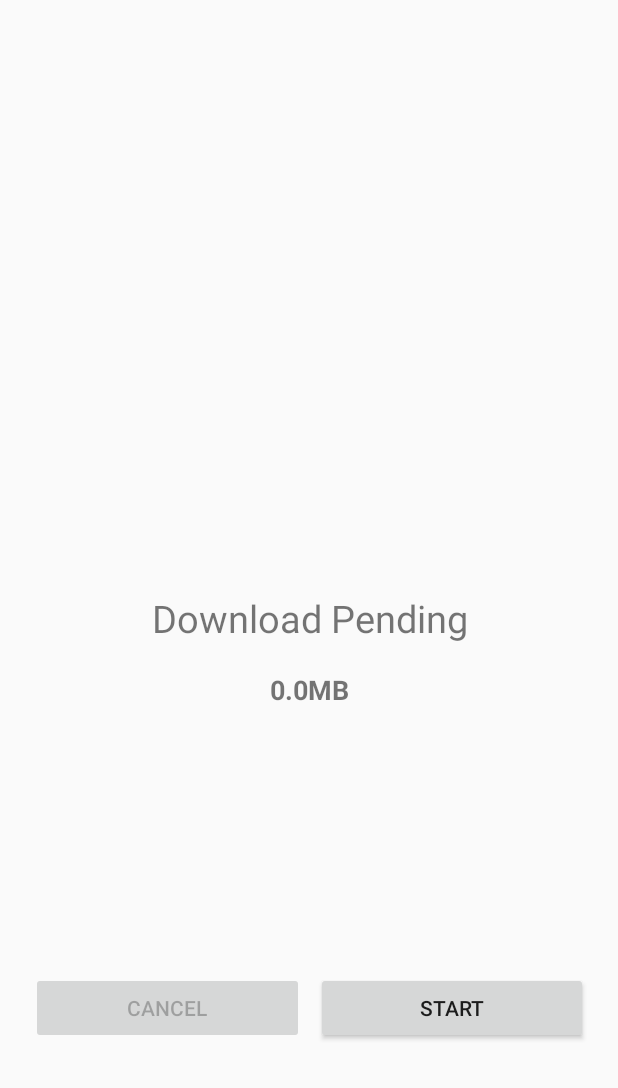
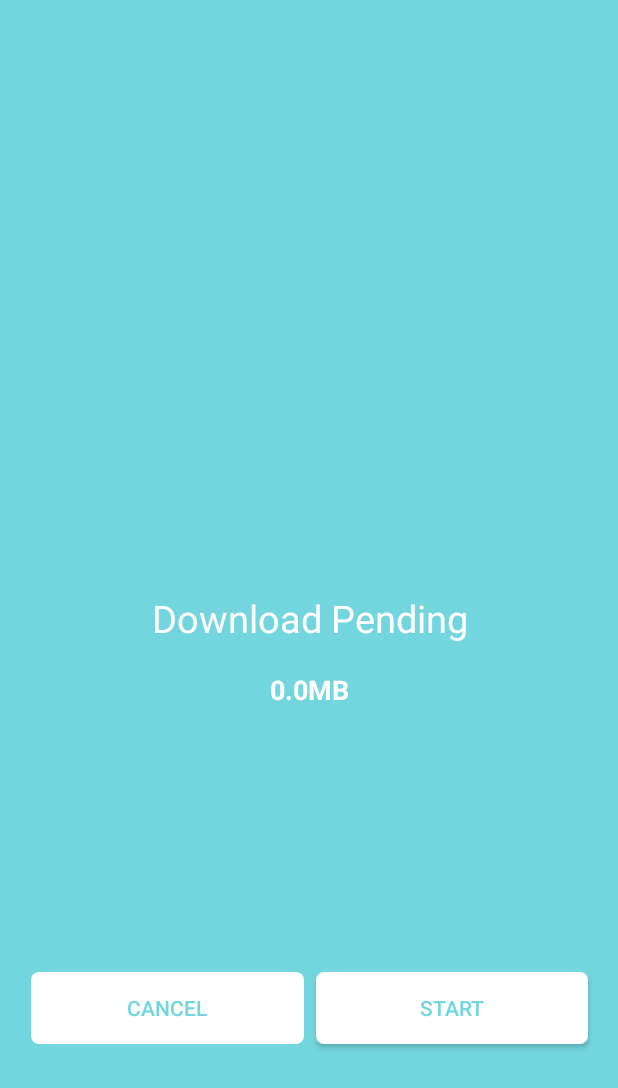
Before and after one commit to Pedestal19/Web_API_and_CSV_Processor, an Android app: the screen it shows after launch (MainActivity), on a phone screen of 412 x 824 dp. Shown: the top 1088 px of the screen. Run offline under Robolectric (Android 15) with nearby library versions, the phone set to English and light mode, and no system bars; libraries missing offline, so code that uses them is left out: com.downloader; Roboto replaces fonts that are not available here.

Commit message:
improved main screen ui

```diff
--- a/app/build.gradle
+++ b/app/build.gradle
@@ -20,6 +20,9 @@ android {
             minifyEnabled false
             proguardFiles getDefaultProguardFile('proguard-android-optimize.txt'), 'proguard-rules.pro'
         }
+    }
+    testOptions {
+        unitTests.returnDefaultValues = true
     }
 }
 
--- a/app/src/main/java/com/gabe/hosanna/views/MainActivity.kt
+++ b/app/src/main/java/com/gabe/hosanna/views/MainActivity.kt
@@ -106,6 +106,8 @@ class MainActivity : AppCompatActivity() {
             buttonContinue.visibility = View.VISIBLE
             textViewProgressFifteen2.text = "File Already Downloaded"
             textViewProgressFifteen.text = "Saved to Internal Storage/Decagon"
+            buttonFifteen.visibility = View.INVISIBLE
+            buttonCancelFifteen.visibility = View.INVISIBLE
 
         } else {
             print("csv does not exist.")
@@ -168,6 +170,9 @@ class MainActivity : AppCompatActivity() {
                             buttonFifteen.isEnabled = false
                             buttonStartDownload.isEnabled = false
                             buttonFifteen.setText(R.string.completed)
+                            buttonFifteen.visibility = View.INVISIBLE
+                            buttonCancel.visibility = View.INVISIBLE
+
                             buttonContinue.visibility = View.VISIBLE
                             textViewProgressFifteen2.text="File Download Complete!"
                             textViewProgressFifteen.text="Saved to -> InternalStorage/Decagon"
--- /dev/null
+++ b/app/src/main/res/drawable/book_button_background.xml
@@ -0,0 +1,7 @@
+<?xml version="1.0" encoding="utf-8"?>
+<shape xmlns:android="http://schemas.android.com/apk/res/android"
+    android:shape="rectangle">
+
+    <corners android:radius="5dp" />
+    <solid android:color="@color/color_white" />
+</shape>
--- a/app/src/main/res/layout/activity_main.xml
+++ b/app/src/main/res/layout/activity_main.xml
@@ -19,7 +19,8 @@
     xmlns:tools="http://schemas.android.com/tools"
     android:layout_width="match_parent"
     android:layout_height="match_parent"
-    tools:context="com.sample.MainActivity">
+    tools:context="com.sample.MainActivity"
+    android:background="#73D5DD">
 
 <!--    <LinearLayout-->
 <!--        android:layout_width="match_parent"-->
@@ -44,6 +45,7 @@
         android:layout_weight="1"
         android:text="Download Pending"
         android:textAlignment="center"
+        android:textColor="@color/color_white"
         app:layout_constraintBottom_toBottomOf="parent"
         app:layout_constraintTop_toTopOf="parent" />
 
@@ -57,6 +59,7 @@
         android:textAlignment="center"
         android:textSize="18sp"
         android:textStyle="bold"
+        android:textColor="@color/color_white"
         app:layout_constraintBottom_toBottomOf="parent"
         app:layout_constraintTop_toBottomOf="@+id/textViewProgressFifteen2"
         app:layout_constraintVertical_bias="0.044"
@@ -94,7 +97,9 @@
             android:layout_margin="4dp"
             android:layout_weight="1"
             android:enabled="false"
-            android:text="@string/cancel" />
+            android:text="@string/cancel"
+            android:textColor="@color/coolblue"
+            android:background="@drawable/book_button_background"/>
 
         <Button
             android:id="@+id/buttonFifteen"
@@ -102,6 +107,8 @@
             android:layout_height="wrap_content"
             android:layout_margin="4dp"
             android:layout_weight="1"
+            android:textColor="@color/coolblue"
+            android:background="@drawable/book_button_background"
             android:text="@string/start" />
     </LinearLayout>
 
@@ -131,7 +138,9 @@
             android:layout_weight="1"
             android:enabled="false"
             android:text="@string/cancel"
-            android:visibility="invisible"/>
+            android:visibility="invisible"
+            android:textColor="@color/coolblue"
+            android:background="@drawable/book_button_background"/>
 
         <Button
             android:visibility="invisible"
@@ -140,7 +149,9 @@
             android:layout_height="wrap_content"
             android:layout_margin="4dp"
             android:layout_weight="1"
-            android:text="Continue" />
+            android:text="Continue"
+            android:textColor="@color/coolblue"
+            android:background="@drawable/book_button_background"/>
     </LinearLayout>
 
 
--- a/app/src/main/res/values/colors.xml
+++ b/app/src/main/res/values/colors.xml
@@ -41,4 +41,5 @@
     </color>
     <color name="color_docs_profile">#4D4D4D</color>
     <color name="colorCovidTab">#6BF0A6</color>
+    <color name="coolblue">#73D5DD</color>
 </resources>
```
Also changed, not shown: app/src/main/java/com/gabe/hosanna/views/SearchResults.java (+6 -6 lines), 1 other file.
